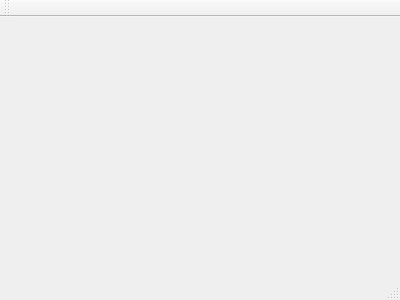
The window that mainframe.ui (aleksey-ka/OpenAP-AstroPhotography) describes before a commit, drawn with Qt 5.
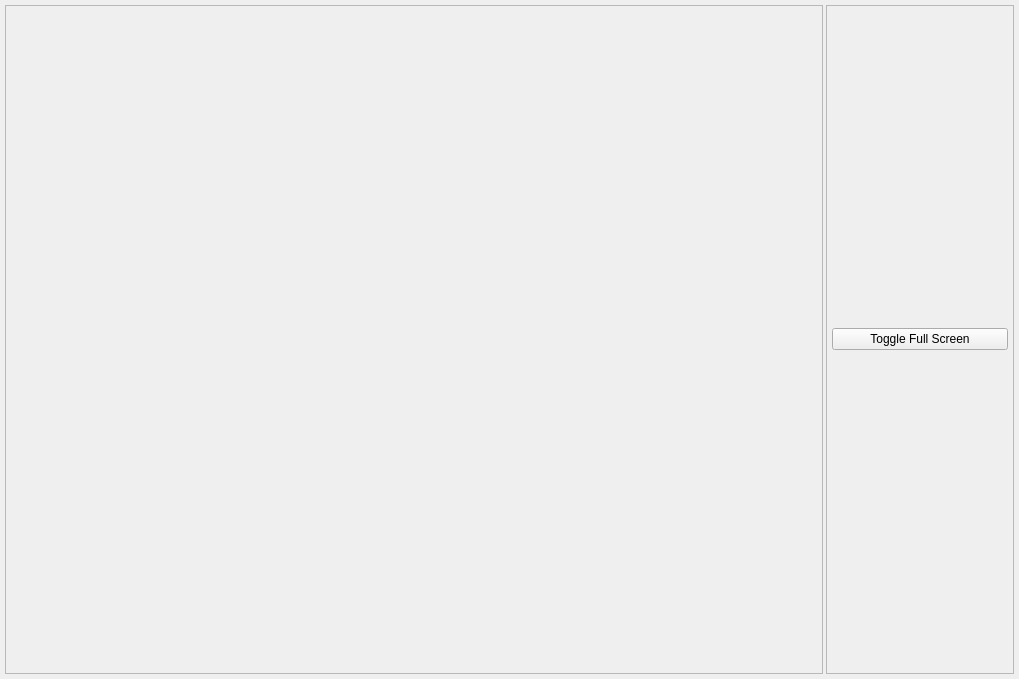
The same window after the commit.

Commit message: Main Frame layout. Full Screen Mode

```diff
--- a/mainframe.ui
+++ b/mainframe.ui
@@ -1,24 +1,64 @@
 <ui version="4.0">
  <class>MainFrame</class>
- <widget class="QMainWindow" name="MainFrame" >
-  <property name="geometry" >
+ <widget class="QMainWindow" name="MainFrame">
+  <property name="geometry">
    <rect>
     <x>0</x>
     <y>0</y>
-    <width>400</width>
-    <height>300</height>
+    <width>1019</width>
+    <height>679</height>
    </rect>
   </property>
   <property name="windowTitle" >
    <string>MainFrame</string>
   </property>
-  <widget class="QMenuBar" name="menuBar" />
-  <widget class="QToolBar" name="mainToolBar" />
-  <widget class="QWidget" name="centralWidget" />
-  <widget class="QStatusBar" name="statusBar" />
+  <widget class="QWidget" name="centralWidget">
+   <layout class="QHBoxLayout" name="horizontalLayout">
+    <item>
+     <widget class="QFrame" name="imageView">
+      <property name="frameShape">
+       <enum>QFrame::StyledPanel</enum>
+      </property>
+      <property name="frameShadow">
+       <enum>QFrame::Raised</enum>
+      </property>
+     </widget>
+    </item>
+    <item>
+     <widget class="QFrame" name="controlsPanel">
+      <property name="minimumSize">
+       <size>
+        <width>188</width>
+        <height>0</height>
+       </size>
+      </property>
+      <property name="maximumSize">
+       <size>
+        <width>188</width>
+        <height>16777215</height>
+       </size>
+      </property>
+      <property name="frameShape">
+       <enum>QFrame::StyledPanel</enum>
+      </property>
+      <property name="frameShadow">
+       <enum>QFrame::Raised</enum>
+      </property>
+      <layout class="QVBoxLayout" name="verticalLayout">
+       <item>
+        <widget class="QPushButton" name="pushButton">
+         <property name="text">
+          <string>Toggle Full Screen</string>
+         </property>
+        </widget>
+       </item>
+      </layout>
+     </widget>
+    </item>
+   </layout>
+  </widget>
  </widget>
- <layoutDefault spacing="6" margin="11" />
- <pixmapfunction></pixmapfunction>
+ <layoutdefault spacing="3" margin="5"/>
  <resources/>
  <connections/>
 </ui>
```
Left out of the diff: 5 changed lines with no effect on the pictures. The commit also changes 2 other files.
